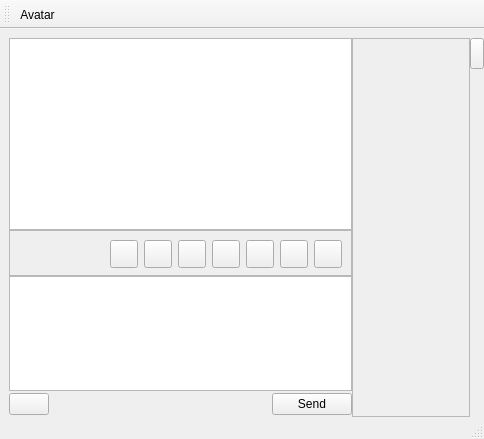
This is retroshare-gui/src/gui/chat/PopupChatDialog.ui in RetroShare/RetroShare as Qt 5 draws it before an edit. The edited form follows.
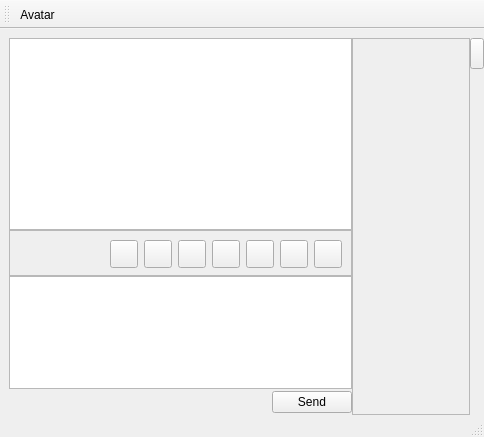
This is the edited form. Icons and pictures are not drawn.

Commit message:
* Rolled back Modifications to SearchDialog and PopupChatDialog. 	- unable to get windows to compile with PopupChat on windows. 	- not happy with new SearchDialog. Not an improvement on old dialog + uses Qt4.4
 * updated version numbers...
 * added a couple of windows scripts.

Patch:
```diff
--- a/retroshare-gui/src/gui/chat/PopupChatDialog.ui
+++ b/retroshare-gui/src/gui/chat/PopupChatDialog.ui
@@ -6,7 +6,7 @@
     <x>0</x>
     <y>0</y>
     <width>484</width>
-    <height>439</height>
+    <height>437</height>
    </rect>
   </property>
   <property name="windowTitle" >
@@ -446,7 +446,7 @@
      </widget>
     </item>
     <item row="3" column="0" >
-     <layout class="QHBoxLayout" >
+     <layout class="QGridLayout" >
       <property name="leftMargin" >
        <number>0</number>
       </property>
@@ -456,30 +456,23 @@
       <property name="bottomMargin" >
        <number>2</number>
       </property>
-      <item>
-       <widget class="QPushButton" name="addFileButton" >
-        <property name="text" >
-         <string/>
-        </property>
-        <property name="icon" >
-         <iconset resource="../images.qrc" >:/images/add-share24.png</iconset>
-        </property>
-       </widget>
-      </item>
-      <item>
+      <property name="horizontalSpacing" >
+       <number>6</number>
+      </property>
+      <item row="0" column="0" >
        <spacer>
         <property name="orientation" >
          <enum>Qt::Horizontal</enum>
         </property>
         <property name="sizeHint" >
          <size>
-          <width>331</width>
+          <width>351</width>
           <height>20</height>
          </size>
         </property>
        </spacer>
       </item>
-      <item>
+      <item row="0" column="1" >
        <widget class="QPushButton" name="sendButton" >
         <property name="text" >
          <string>Send</string>
@@ -488,9 +481,6 @@
       </item>
      </layout>
     </item>
-    <item row="4" column="0" >
-     <layout class="QVBoxLayout" />
-    </item>
    </layout>
   </widget>
   <widget class="QStatusBar" name="statusbar" />
```
The commit also changes 12 other files.
